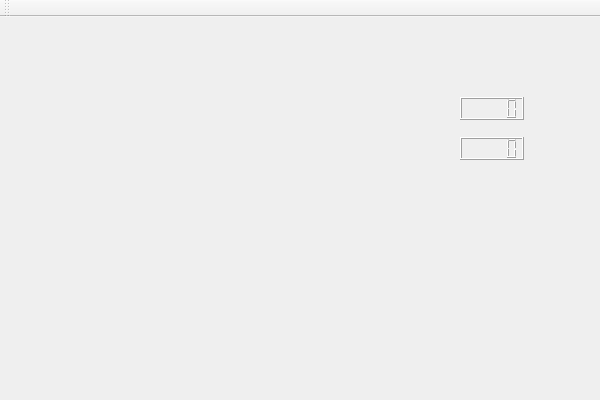
First picture: the form in FloodSimulatingApplication/PainterWidget.ui, repository yinb1426/FloodSimulatingApplication, before the edit.
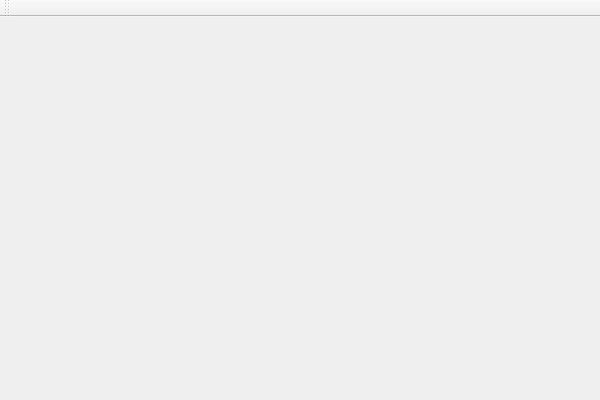
Second picture: the form after the edit.

The edit to the form file:
```diff
--- a/FloodSimulatingApplication/PainterWidget.ui
+++ b/FloodSimulatingApplication/PainterWidget.ui
@@ -27,26 +27,6 @@
      <string/>
     </property>
    </widget>
-   <widget class="QLCDNumber" name="lcdNumberX">
-    <property name="geometry">
-     <rect>
-      <x>460</x>
-      <y>80</y>
-      <width>64</width>
-      <height>23</height>
-     </rect>
-    </property>
-   </widget>
-   <widget class="QLCDNumber" name="lcdNumberY">
-    <property name="geometry">
-     <rect>
-      <x>460</x>
-      <y>120</y>
-      <width>64</width>
-      <height>23</height>
-     </rect>
-    </property>
-   </widget>
   </widget>
   <widget class="QToolBar" name="mainToolBar">
    <attribute name="toolBarArea">
```
